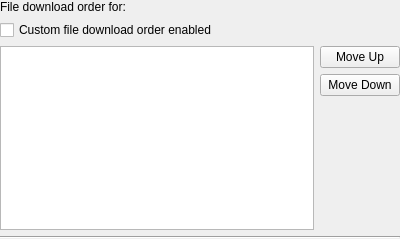
Qt form plugins/downloadorder/downloadorderwidget.ui (netrunner-debian-kde-extras/ktorrent) before a commit.
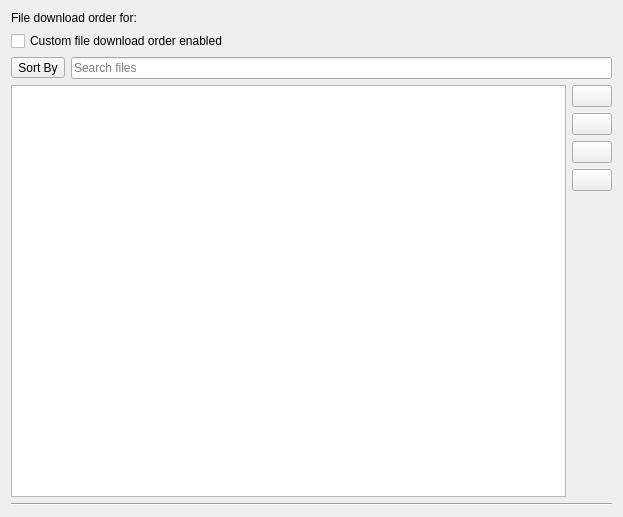
The same form after that commit. Custom widgets are drawn as their Qt base class.

The edit to the form file:
```diff
--- a/plugins/downloadorder/downloadorderwidget.ui
+++ b/plugins/downloadorder/downloadorderwidget.ui
@@ -1,21 +1,18 @@
 <ui version="4.0" >
  <class>DownloadOrderWidget</class>
- <widget class="QWidget" name="DownloadOrderWidget" >
-  <property name="geometry" >
+ <widget class="QWidget" name="DownloadOrderWidget">
+  <property name="geometry">
    <rect>
     <x>0</x>
     <y>0</y>
-    <width>400</width>
-    <height>239</height>
+    <width>623</width>
+    <height>517</height>
    </rect>
   </property>
   <property name="windowTitle" >
    <string>File Download Order</string>
   </property>
-  <layout class="QVBoxLayout" name="verticalLayout_2" >
-   <property name="margin" >
-    <number>0</number>
-   </property>
+  <layout class="QVBoxLayout" name="verticalLayout_2">
    <item>
     <widget class="QLabel" name="m_top_label" >
      <property name="text" >
@@ -34,10 +31,37 @@
     </widget>
    </item>
    <item>
-    <layout class="QHBoxLayout" name="horizontalLayout" >
+    <layout class="QHBoxLayout" name="horizontalLayout_2">
      <item>
-      <widget class="QListView" name="m_order" >
-       <property name="toolTip" >
+      <widget class="QToolButton" name="m_sort_by">
+       <property name="contextMenuPolicy">
+        <enum>Qt::DefaultContextMenu</enum>
+       </property>
+       <property name="text">
+        <string>Sort By</string>
+       </property>
+       <property name="toolButtonStyle">
+        <enum>Qt::ToolButtonTextBesideIcon</enum>
+       </property>
+      </widget>
+     </item>
+     <item>
+      <widget class="KLineEdit" name="m_search_files">
+       <property name="placeholderText">
+        <string>Search files</string>
+       </property>
+       <property name="showClearButton" stdset="0">
+        <bool>true</bool>
+       </property>
+      </widget>
+     </item>
+    </layout>
+   </item>
+   <item>
+    <layout class="QHBoxLayout" name="horizontalLayout">
+     <item>
+      <widget class="QListView" name="m_order">
+       <property name="toolTip">
         <string>Order in which to download the files of a torrent. The file at the top will be downloaded first, followed by the second, then the third ...</string>
        </property>
       </widget>
@@ -45,22 +69,36 @@
      <item>
       <layout class="QVBoxLayout" name="verticalLayout" >
        <item>
-        <widget class="KPushButton" name="m_move_up" >
-         <property name="text" >
-          <string>Move Up</string>
+        <widget class="KPushButton" name="m_move_top">
+         <property name="text">
+          <string/>
          </property>
         </widget>
        </item>
        <item>
-        <widget class="KPushButton" name="m_move_down" >
-         <property name="text" >
-          <string>Move Down</string>
+        <widget class="KPushButton" name="m_move_up">
+         <property name="text">
+          <string/>
          </property>
         </widget>
        </item>
        <item>
-        <spacer name="verticalSpacer" >
-         <property name="orientation" >
+        <widget class="KPushButton" name="m_move_down">
+         <property name="text">
+          <string/>
+         </property>
+        </widget>
+       </item>
+       <item>
+        <widget class="KPushButton" name="m_move_bottom">
+         <property name="text">
+          <string/>
+         </property>
+        </widget>
+       </item>
+       <item>
+        <spacer name="verticalSpacer">
+         <property name="orientation">
           <enum>Qt::Vertical</enum>
          </property>
          <property name="sizeHint" stdset="0" >
@@ -85,6 +123,11 @@
   </layout>
  </widget>
  <customwidgets>
+  <customwidget>
+   <class>KLineEdit</class>
+   <extends>QLineEdit</extends>
+   <header>klineedit.h</header>
+  </customwidget>
   <customwidget>
    <class>KPushButton</class>
    <extends>QPushButton</extends>
```
Left out of the diff: 59 changed lines with no effect on the pictures.
